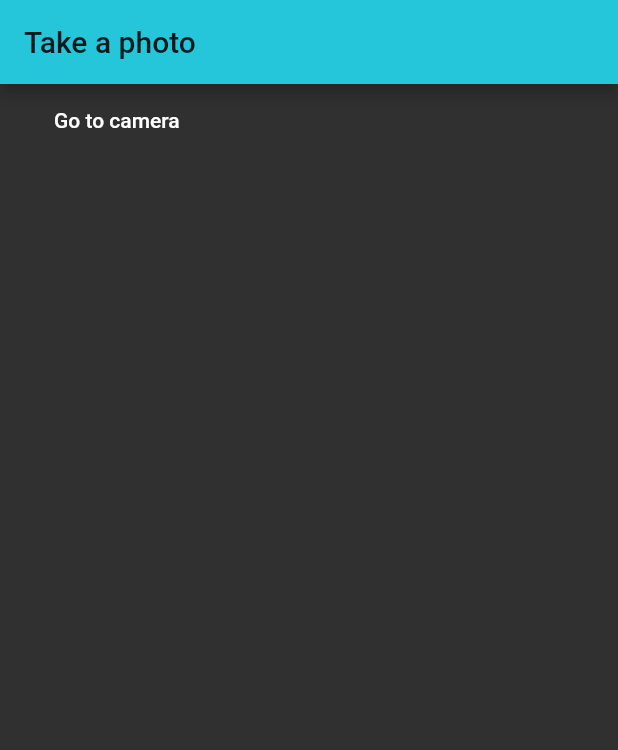
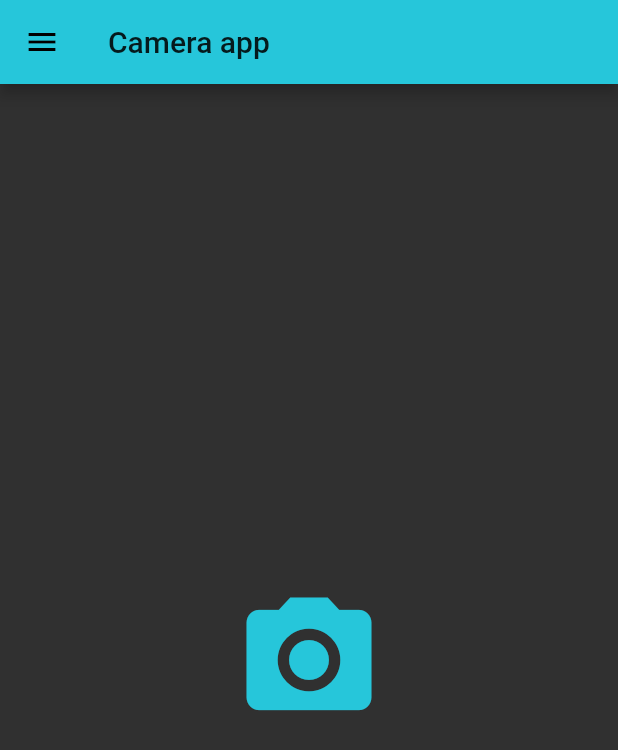
Before and after one commit to yuriy-puris/flutter_camera_demo, a Flutter app: the screen it shows after launch, on a phone screen of 412 x 824 dp. Shown: the top 750 px of the screen. Run offline on Flutter 3.47's test engine with Material 2 defaults, Android fonts, the phone set to English and light mode, and no system bars; our stand-ins replace camera.

```diff
--- a/lib/main.dart
+++ b/lib/main.dart
@@ -3,7 +3,7 @@ import 'dart:io';
 import 'package:flutter/material.dart';
 import 'package:camera/camera.dart';
 import 'package:flutter_test_camera/pages/home_page.dart';
-import 'package:flutter_test_camera/pages/camera_page.dart';
+import 'package:flutter_test_camera/pages/take_picture.dart';
 
 main() {
   WidgetsFlutterBinding.ensureInitialized();
@@ -19,7 +19,7 @@ class MyApp extends StatelessWidget {
       title: 'Test Camera',
       routes: {
         '/home': (BuildContext context) => HomePage(),
-        '/camera': (BuildContext context) => CameraPage()
+        '/camera': (BuildContext context) => TakePicture()
       },
       theme: ThemeData(
         brightness: Brightness.dark,
--- a/lib/pages/home_page.dart
+++ b/lib/pages/home_page.dart
@@ -1,4 +1,6 @@
 import 'package:flutter/material.dart';
+
+import 'take_picture.dart';
 
 
 class HomePage extends StatefulWidget {
@@ -12,16 +14,42 @@ class HomePageState extends State<HomePage> {
   @override
   Widget build(BuildContext context) {
     return Scaffold(
-      appBar: AppBar(title: Text('Take a photo')),
-      body: Container(
-        padding: EdgeInsets.symmetric(horizontal: 20.0),
-        child: Column(
-          children: [
-            FlatButton(
-              onPressed: () => Navigator.pushReplacementNamed(context, '/camera'),
-              child: Text('Go to camera'))
+      appBar: AppBar(title: Text('Camera app')),
+      body: Center(
+        child: FlatButton(
+          onPressed: () => Navigator.push(context, MaterialPageRoute(builder: (context) => TakePicture())),
+          child: Icon(
+              Icons.photo_camera,
+              color: Theme.of(context).primaryColor,
+              size: 100,
+          ),
+        )
+      ),
+      drawer: Drawer(
+        child: ListView(
+          padding: EdgeInsets.zero,
+          children: <Widget>[
+            Container(
+              height: 115,
+              child: DrawerHeader(
+                child: Text('Menu'),
+                decoration: BoxDecoration(color: Theme.of(context).primaryColor)
+              ),
+            ),
+            ListTile(
+              title: Text('Sign In'),
+              onTap: () {
+                Navigator.pop(context);
+              },
+            ),
+            ListTile(
+              title: Text('Sign Up'),
+              onTap: () {
+                Navigator.pop(context);
+              },
+            )
           ],
-        )
+        ),
       ),
     );
   }
```
Also changed, not shown: lib/pages/camera_page.dart (+101 -46 lines), lib/pages/take_picture.dart (added, +165 -0 lines).
